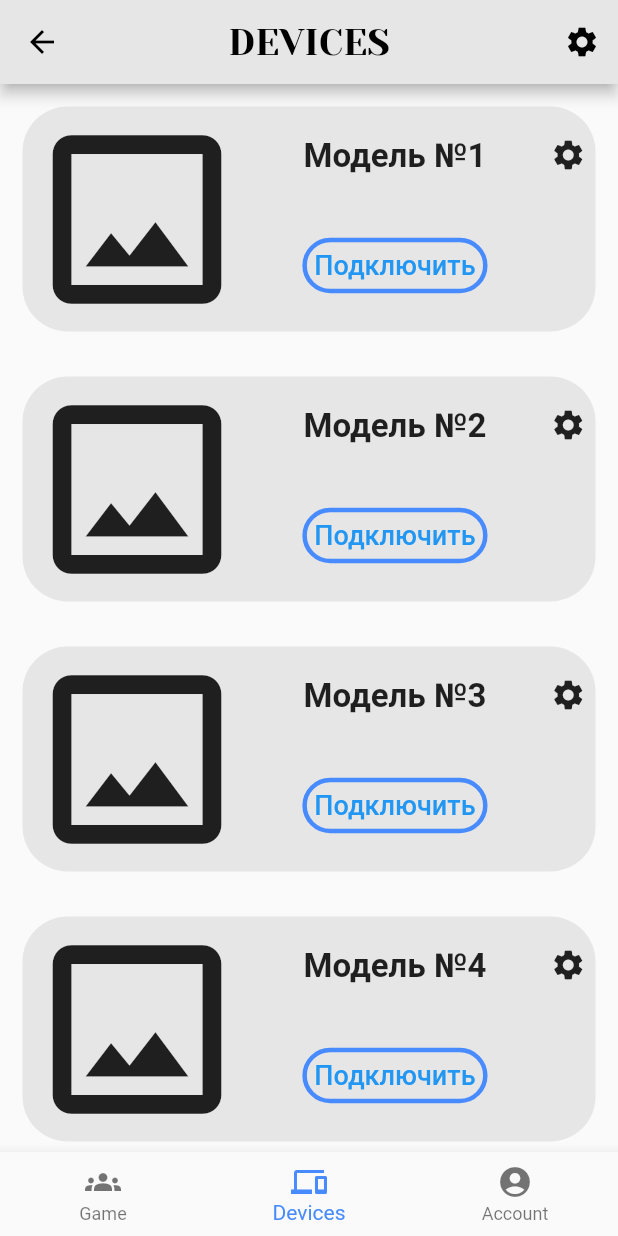
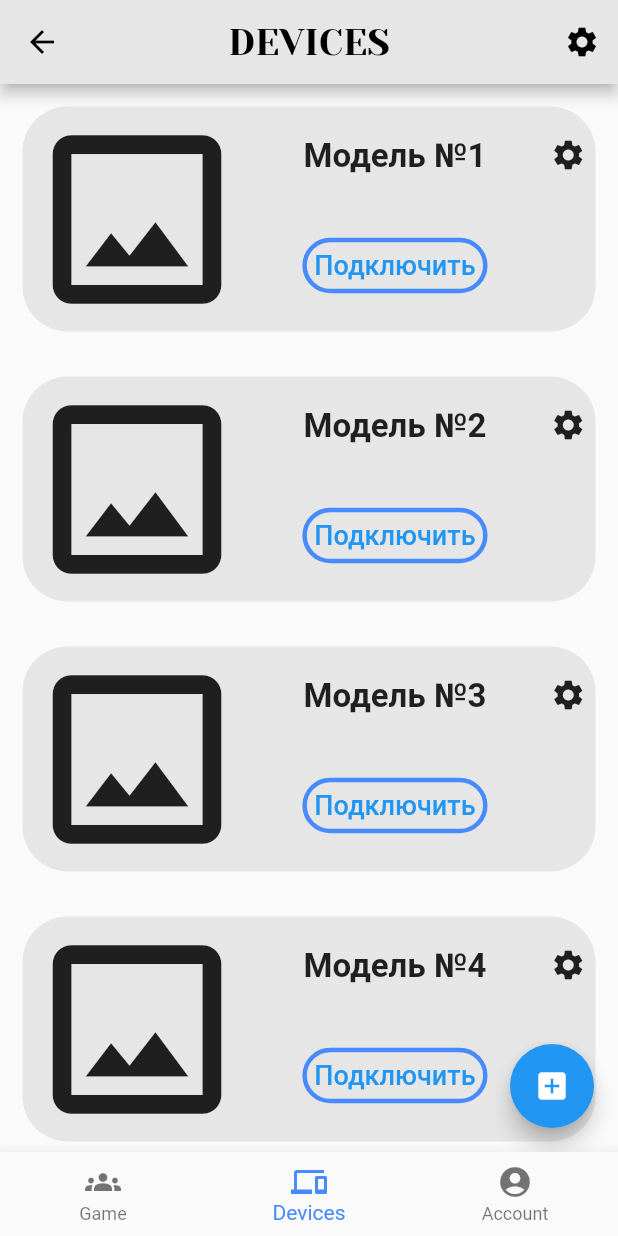
Before and after one commit to Gambit-mobile-dev/gambit_board_controller_app, a Flutter app: the MainScreen screen opened by its route, item 2 of the bottom bar chosen, on a phone screen of 412 x 824 dp. Run offline on Flutter 3.47's test engine with Material 2 defaults, Android fonts, the light colour scheme and no system bars; our stand-ins replace lottie; missing offline and left inert: flutter_chess_board.

Commit message:
fix BottomNavigation and adding item in Devices

```diff
--- a/lib/pages/devicesPage.dart
+++ b/lib/pages/devicesPage.dart
@@ -41,8 +41,7 @@ class _DevicesPageState extends State<DevicesPage> {
                               height: 150,
                               decoration: BoxDecoration(
                                 borderRadius: BorderRadius.circular(30),
-                                color: Color.fromRGBO(230, 230, 230, 100),
-                              ),
+                                color: Color.fromRGBO(230, 230, 230, 100),),
                               child: Row(
                                 // mainAxisAlignment: MainAxisAlignment.spaceBetween,
                                 crossAxisAlignment: CrossAxisAlignment.start,
@@ -106,11 +105,17 @@ class _DevicesPageState extends State<DevicesPage> {
                                 ],
                               ),
                             );
-                    })
-                  ),
+                    }),
+                  )
                 )
       )),
-    ));
+    ),
+    floatingActionButton: FloatingActionButton(
+      onPressed: (){setState(() {
+        devices.add(Device(5, 'fd', 'Подключить'));
+      });},
+      child: Icon(Icons.add_box),
+    ),);
   }
 }
 
--- a/lib/pages/homeScreen.dart
+++ b/lib/pages/homeScreen.dart
@@ -25,14 +25,15 @@ class MainScreen extends StatefulWidget {
 class _MainScreenState extends State<MainScreen> {
   int _selectedIndex = 0;
   String appbarTitle = 'GAME';
+
   static const List<Widget> _widgetOptions = <Widget>[
     GamePage(),
     DevicesPage(),
     AccProfilePage()
   ];
-
   void _onItemTapped(int index) {
-    setState(() {
+    setState(()
+    {
       _selectedIndex = index;
       if (index == 0) appbarTitle = 'GAME';
       else if (index == 1) appbarTitle = 'DEVICES';
@@ -59,8 +60,27 @@ class _MainScreenState extends State<MainScreen> {
           IconButton(onPressed: (){}, icon: Icon(Icons.settings))
         ],
       ),
-      body: Center(
-        child: _widgetOptions.elementAt(_selectedIndex),
+      body: new Stack(
+        children: [
+          new Offstage(
+            offstage: _selectedIndex != 0,
+            child: new TickerMode(
+                enabled: _selectedIndex == 0,
+                child: new GamePage()),
+          ),
+          new Offstage(
+            offstage: _selectedIndex != 1,
+            child: new TickerMode(
+                enabled: _selectedIndex == 1,
+                child: new DevicesPage()),
+          ),
+          new Offstage(
+            offstage: _selectedIndex != 2,
+            child: new TickerMode(
+                enabled: _selectedIndex == 2,
+                child: new AccProfilePage()),
+          ),
+        ]
       ),
       bottomNavigationBar: BottomNavigationBar(
         items: const <BottomNavigationBarItem>[
@@ -84,3 +104,31 @@ class _MainScreenState extends State<MainScreen> {
     );
   }
 }
+
+
+
+//       body: Center(
+//         child: _widgetOptions.elementAt(_selectedIndex),
+//       ),
+//       bottomNavigationBar: BottomNavigationBar(
+//         items: const <BottomNavigationBarItem>[
+//           BottomNavigationBarItem(
+//             icon: Icon(Icons.groups),
+//             label: 'Game',
+//           ),
+//           BottomNavigationBarItem(
+//             icon: Icon(Icons.devices),
+//             label: 'Devices',
+//           ),
+//           BottomNavigationBarItem(
+//             icon: Icon(Icons.account_circle),
+//             label: 'Account',
+//           ),
+//         ],
+//         currentIndex: _selectedIndex,
+//         selectedItemColor: Color.fromRGBO(72, 139, 254, 100),
+//         onTap: _onItemTapped,
+//       ),
+//     );
+//   }
+// }
```
Also changed, not shown: lib/pages/gamePage.dart (+0 -7 lines), lib/pages/loginScreen.dart (+7 -2 lines).
